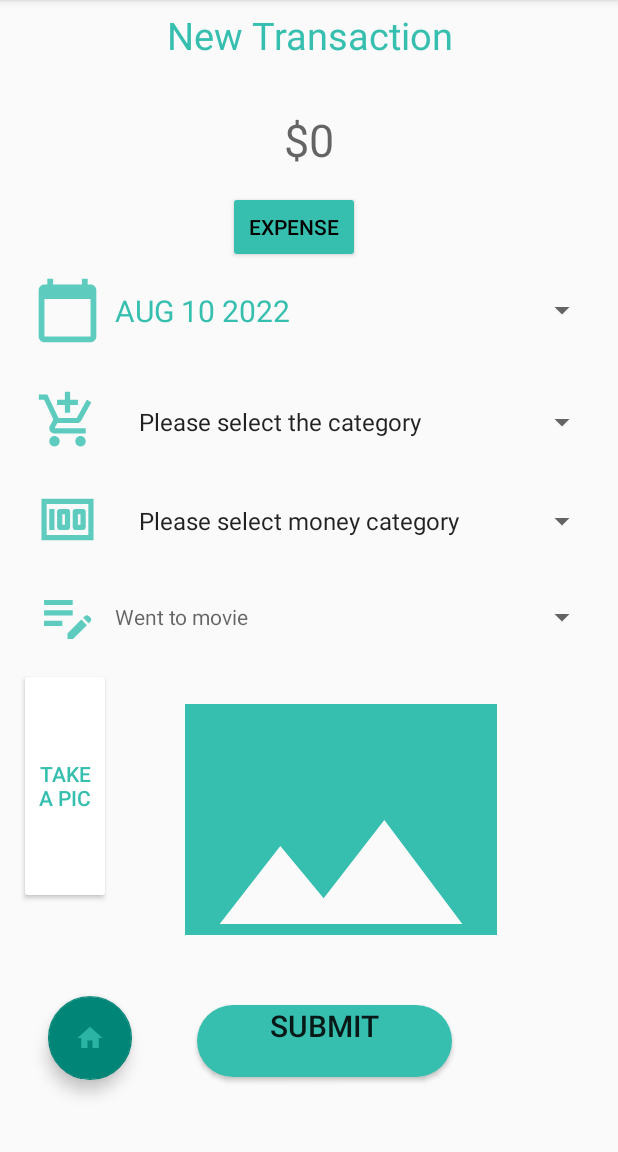
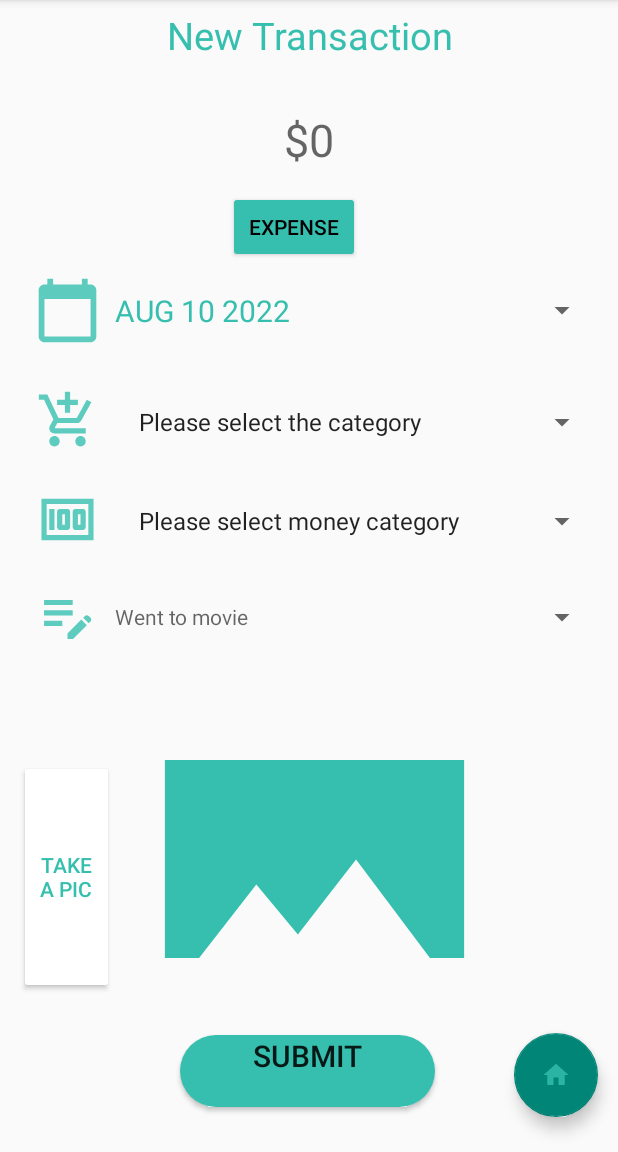
Before and after one commit to AiyappaND/SpendyBuddy, an Android app: the Transaction screen opened directly, with no data from a screen before it, on a phone screen of 412 x 824 dp, the part 84-1236 px from its top. Run offline under Robolectric (Android 15) with nearby library versions, the light colour scheme and no system bars; pictures from the network do not load.

Commit message:
Update UI

```diff
--- a/app/src/main/res/layout-land/activity_transaction.xml
+++ b/app/src/main/res/layout-land/activity_transaction.xml
@@ -162,17 +162,17 @@
 
     <Button
         android:id="@+id/capture_image_btn"
-        android:layout_width="218dp"
-        android:layout_height="49dp"
+        android:layout_width="213dp"
+        android:layout_height="42dp"
+        android:backgroundTint="@color/white"
         android:text="Take a pic"
-        android:backgroundTint="@color/white"
         android:textColor="@color/green"
         app:layout_constraintBottom_toBottomOf="parent"
         app:layout_constraintEnd_toEndOf="parent"
-        app:layout_constraintHorizontal_bias="0.884"
+        app:layout_constraintHorizontal_bias="0.855"
         app:layout_constraintStart_toStartOf="parent"
         app:layout_constraintTop_toTopOf="parent"
-        app:layout_constraintVertical_bias="0.356" />
+        app:layout_constraintVertical_bias="0.26" />
 
     <ImageView
         android:id="@+id/image_view"
@@ -185,33 +185,34 @@
         app:layout_constraintHorizontal_bias="0.908"
         app:layout_constraintStart_toStartOf="parent"
         app:layout_constraintTop_toTopOf="parent"
-        app:layout_constraintVertical_bias="0.712"
+        app:layout_constraintVertical_bias="0.522"
         tools:ignore="MissingConstraints" />
 
     <Button
         android:id="@+id/Submit_button"
         android:layout_width="125dp"
         android:layout_height="45dp"
-        android:layout_marginTop="348dp"
         android:layout_marginEnd="188dp"
         android:background="@drawable/round_button"
         android:gravity="center_horizontal"
         android:text="SUBMIT"
         android:textSize="20sp"
         android:tint="@color/green"
+        app:layout_constraintBottom_toBottomOf="parent"
         app:layout_constraintEnd_toEndOf="parent"
-        app:layout_constraintTop_toTopOf="parent" />
+        app:layout_constraintTop_toTopOf="parent"
+        app:layout_constraintVertical_bias="0.915" />
 
     <com.google.android.material.floatingactionbutton.FloatingActionButton
         android:id="@+id/home_button"
         android:layout_width="49dp"
         android:layout_height="51dp"
-        android:layout_marginStart="672dp"
+        android:layout_marginStart="664dp"
         android:clickable="true"
         app:layout_constraintBottom_toBottomOf="parent"
         app:layout_constraintStart_toStartOf="parent"
         app:layout_constraintTop_toTopOf="parent"
-        app:layout_constraintVertical_bias="0.955"
+        app:layout_constraintVertical_bias="0.925"
         app:srcCompat="@drawable/ic_home" />
 
 
--- a/app/src/main/res/layout/activity_transaction.xml
+++ b/app/src/main/res/layout/activity_transaction.xml
@@ -179,38 +179,37 @@
 
     <Button
         android:id="@+id/capture_image_btn"
-        android:layout_width="61dp"
-        android:layout_height="157dp"
-        android:layout_marginTop="270dp"
+        android:layout_width="63dp"
+        android:layout_height="156dp"
         android:backgroundTint="@color/white"
+        android:text="Take a pic"
         android:textColor="@color/green"
-        android:text="Take a pic"
         app:layout_constraintBottom_toBottomOf="parent"
         app:layout_constraintEnd_toEndOf="parent"
         app:layout_constraintHorizontal_bias="0.037"
         app:layout_constraintStart_toStartOf="parent"
         app:layout_constraintTop_toBottomOf="@+id/Expense_button"
-        app:layout_constraintVertical_bias="0.0" />
+        app:layout_constraintVertical_bias="0.759" />
 
     <ImageView
         android:id="@+id/image_view"
-        android:layout_width="277dp"
-        android:layout_height="154dp"
+        android:layout_width="266dp"
+        android:layout_height="132dp"
         android:scaleType="centerCrop"
         android:src="@drawable/ic_baseline_image_24"
         app:layout_constraintBottom_toBottomOf="parent"
         app:layout_constraintEnd_toEndOf="parent"
-        app:layout_constraintHorizontal_bias="0.656"
+        app:layout_constraintHorizontal_bias="0.524"
         app:layout_constraintStart_toStartOf="parent"
-        app:layout_constraintTop_toTopOf="parent"
-        app:layout_constraintVertical_bias="0.764"
+        app:layout_constraintTop_toBottomOf="@+id/Expense_button"
+        app:layout_constraintVertical_bias="0.719"
         tools:ignore="MissingConstraints" />
 
     <Button
         android:id="@+id/Submit_button"
         android:layout_width="170dp"
         android:layout_height="wrap_content"
-        android:layout_marginBottom="50dp"
+        android:layout_marginBottom="30dp"
         android:background="@drawable/round_button"
         android:gravity="center_horizontal"
         android:text="SUBMIT"
@@ -218,7 +217,7 @@
         android:tint="@color/green"
         app:layout_constraintBottom_toBottomOf="parent"
         app:layout_constraintEnd_toEndOf="parent"
-        app:layout_constraintHorizontal_bias="0.543"
+        app:layout_constraintHorizontal_bias="0.497"
         app:layout_constraintStart_toStartOf="parent"
         app:layout_constraintTop_toBottomOf="@+id/amount_ET"
         app:layout_constraintVertical_bias="1.0" />
@@ -227,11 +226,13 @@
         android:id="@+id/home_button"
         android:layout_width="wrap_content"
         android:layout_height="wrap_content"
-        android:layout_marginStart="32dp"
-        android:layout_marginBottom="48dp"
         android:clickable="true"
         app:layout_constraintBottom_toBottomOf="parent"
+        app:layout_constraintEnd_toEndOf="parent"
+        app:layout_constraintHorizontal_bias="0.963"
         app:layout_constraintStart_toStartOf="parent"
+        app:layout_constraintTop_toTopOf="parent"
+        app:layout_constraintVertical_bias="0.967"
         app:srcCompat="@drawable/ic_home" />
 
 
```
